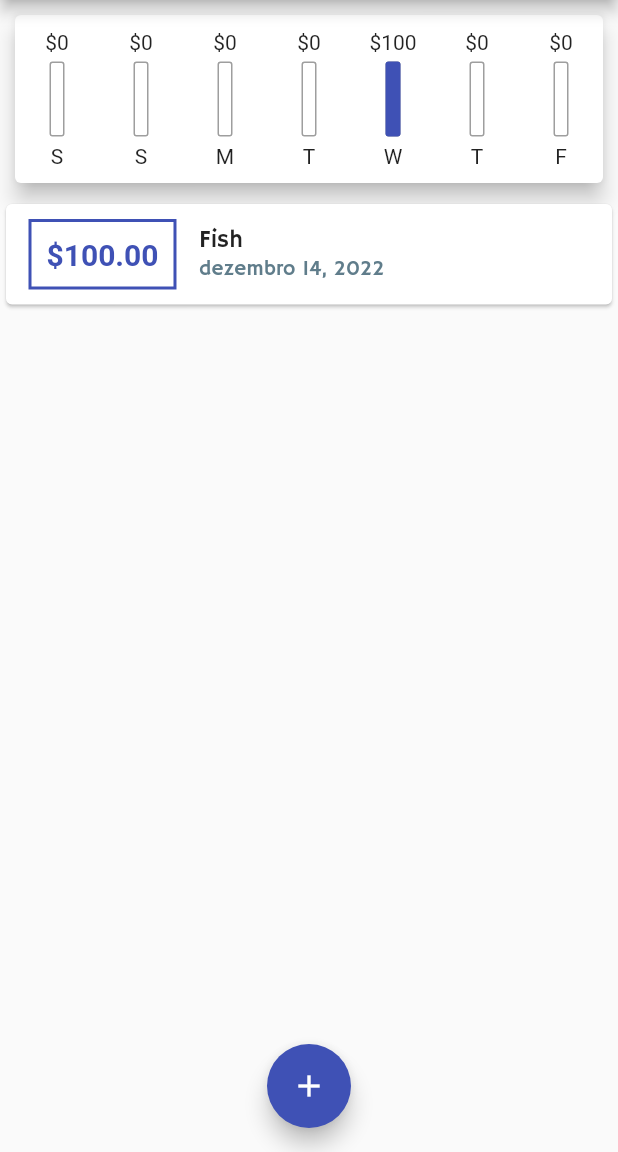
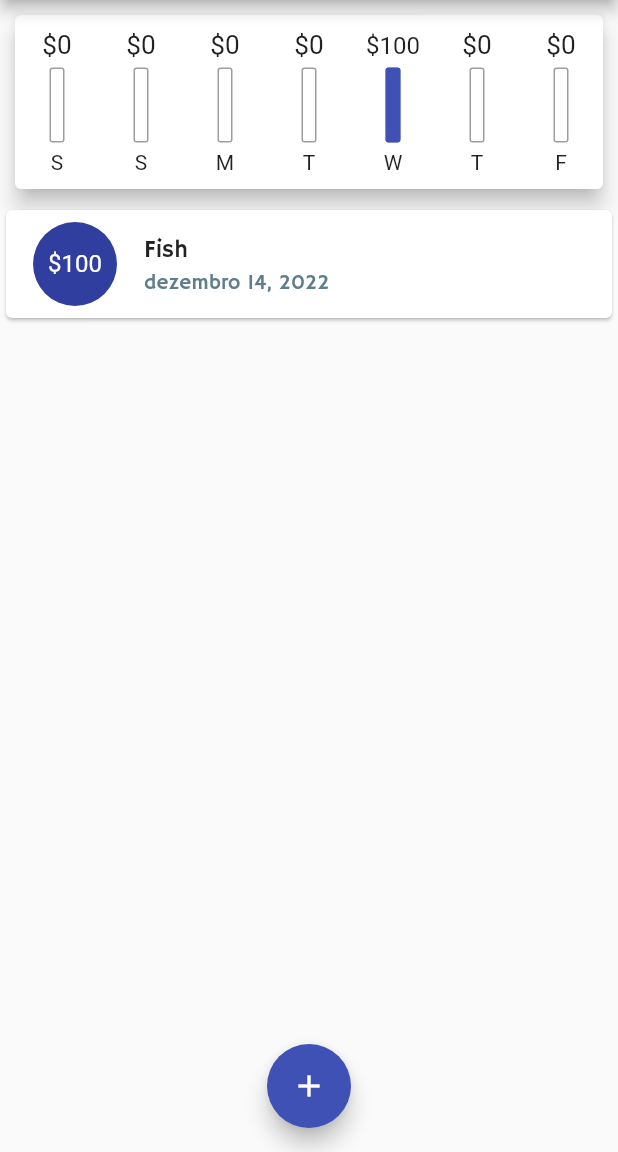
Before and after one commit to victorac/personal_expenses, a Flutter app: the screen it shows after launch, on a phone screen of 412 x 824 dp, the part 84-1236 px from its top. Run offline on Flutter 3.47's test engine with Material 2 defaults, Android fonts, the phone set to English and light mode, and no system bars.

Commit message:
add listTile and fix day of the week position in the cart

```diff
--- a/lib/widgets/chart.dart
+++ b/lib/widgets/chart.dart
@@ -46,7 +46,7 @@ class Chart extends StatelessWidget {
       margin: const EdgeInsets.all(10),
       elevation: 6,
       child: Row(
-        mainAxisAlignment: MainAxisAlignment.spaceEvenly,
+        mainAxisAlignment: MainAxisAlignment.spaceBetween,
         children: groupedTransactionValues.map(
           (e) {
             var weekPercentage = (e['totalAmount'] as double) / weekTotal;
--- a/lib/widgets/chart_bar.dart
+++ b/lib/widgets/chart_bar.dart
@@ -5,21 +5,24 @@ class ChartBar extends StatelessWidget {
   final double weekPercentage;
   final String weekDay;
   final double amount;
-  const ChartBar({
+  ChartBar({
     super.key,
     required this.weekPercentage,
     required this.amount,
     required this.weekDay,
   });
+  final amountFormat = NumberFormat.currency(symbol: '\$', decimalDigits: 0);
 
   @override
   Widget build(BuildContext context) {
-    var amountFormat = NumberFormat.currency(symbol: '\$', decimalDigits: 0);
     return Container(
       margin: const EdgeInsets.all(10),
       child: Column(
         children: [
-          FittedBox(child: Text(amountFormat.format(amount))),
+          SizedBox(
+            height: 20,
+            child: FittedBox(child: Text(amountFormat.format(amount))),
+          ),
           const SizedBox(
             height: 5,
           ),
--- a/lib/widgets/transaction_list.dart
+++ b/lib/widgets/transaction_list.dart
@@ -5,7 +5,8 @@ import '../models/transaction.dart';
 
 class TransactionList extends StatelessWidget {
   final List<Transaction> transactions;
-  const TransactionList({super.key, required this.transactions});
+  TransactionList({super.key, required this.transactions});
+  final amountFormat = NumberFormat.currency(symbol: '\$', decimalDigits: 0);
 
   @override
   Widget build(BuildContext context) {
@@ -28,50 +29,31 @@ class TransactionList extends StatelessWidget {
             )
           : ListView.builder(
               itemBuilder: ((context, index) => Card(
-                    child: Row(
-                      children: [
-                        Container(
-                          margin: const EdgeInsets.symmetric(
-                            horizontal: 15,
-                            vertical: 10,
-                          ),
-                          decoration: BoxDecoration(
-                            border: Border.all(
-                              color: Theme.of(context).primaryColor,
-                              width: 2,
-                            ),
-                          ),
-                          padding: const EdgeInsets.all(10),
+                    child: ListTile(
+                      leading: CircleAvatar(
+                        radius: 30,
+                        child: Padding(
+                          padding: const EdgeInsets.all(8.0),
+                          child: FittedBox(
                             child: Text(
-                            '\$${transactions[index].amount.toStringAsFixed(2)}',
-                            style: TextStyle(
-                              fontSize: 20,
-                              fontWeight: FontWeight.bold,
-                              color: Theme.of(context).primaryColor,
+                              amountFormat.format(transactions[index].amount),
                             ),
                           ),
                         ),
-                        Column(
-                          crossAxisAlignment: CrossAxisAlignment.start,
-                          children: [
-                            Text(
+                      ),
+                      title: Text(
                         transactions[index].title,
                         style: Theme.of(context).textTheme.headline6,
                       ),
-                            Text(
+                      subtitle: Text(
                         DateFormat('MMMM d, y', 'pt_BR')
                             .format(transactions[index].date),
                         style: TextStyle(
-                                fontFamily: Theme.of(context)
-                                    .textTheme
-                                    .headline6
-                                    ?.fontFamily,
+                          fontFamily:
+                              Theme.of(context).textTheme.headline6?.fontFamily,
                           color: Colors.blueGrey,
                         ),
                       ),
-                          ],
-                        )
-                      ],
                     ),
                   )),
               itemCount: transactions.length,
```
Lines whose indentation alone changed are shown as unchanged.
